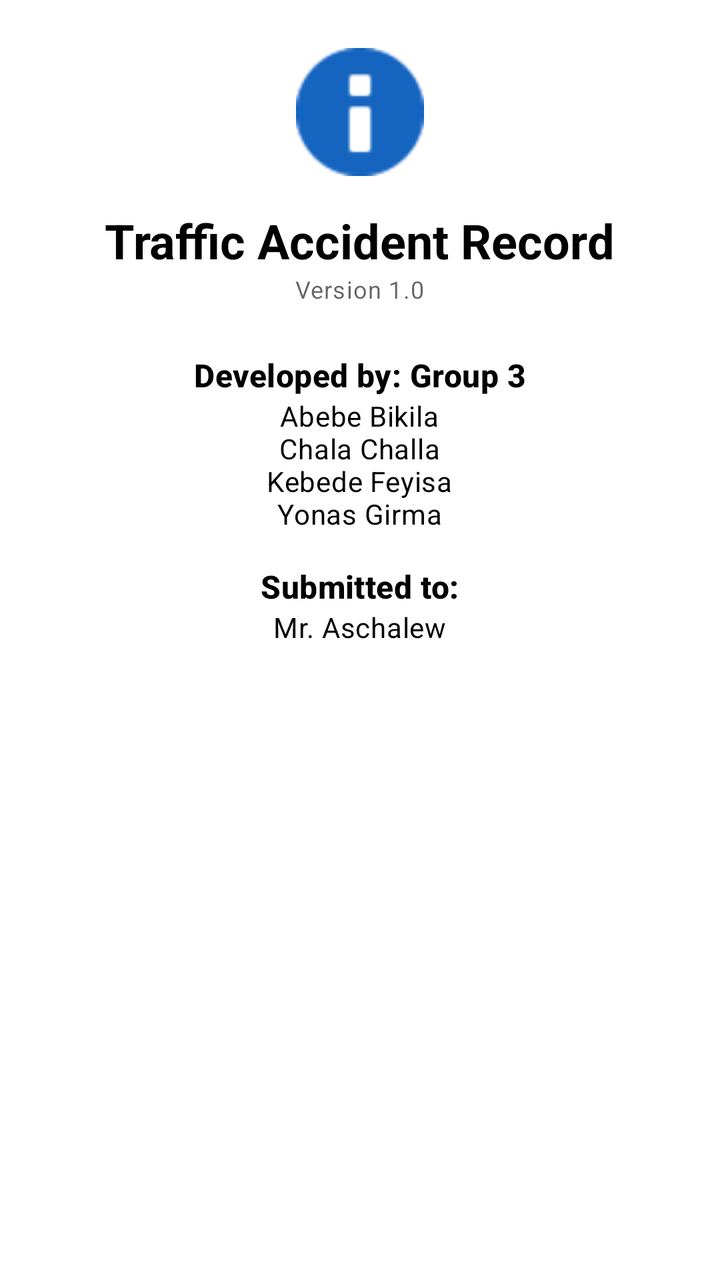
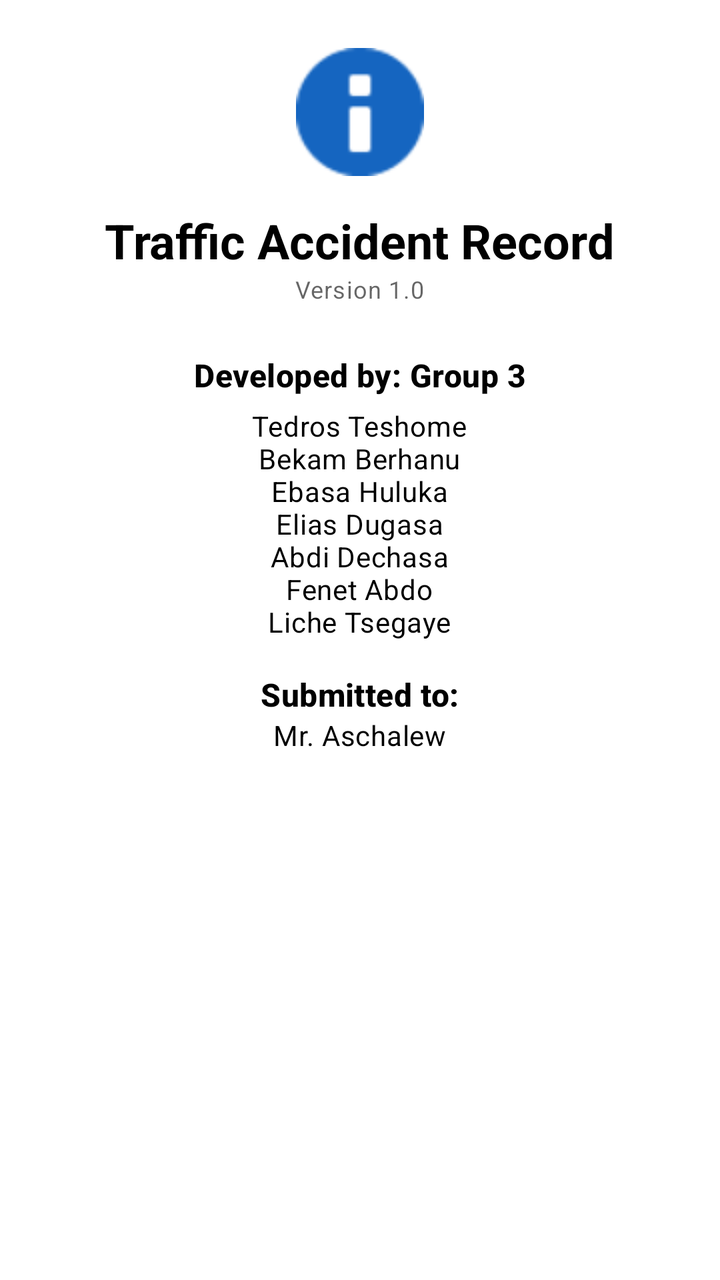

The first picture is an Android layout as it rendered before a commit; the second is the same layout after the commit. The layout source and the unified diff follow.
<!-- AndroidManifest.xml: application theme AppTheme -->
<!-- res/layout/dialog_about.xml -->
<?xml version="1.0" encoding="utf-8"?>
<LinearLayout xmlns:android="http://schemas.android.com/apk/res/android"
    xmlns:app="http://schemas.android.com/apk/res-auto"
    android:layout_width="match_parent"
    android:layout_height="wrap_content"
    android:gravity="center_horizontal"
    android:orientation="vertical"
    android:padding="24dp">

    <ImageView
        android:layout_width="64dp"
        android:layout_height="64dp"
        android:layout_marginBottom="16dp"
        android:src="@android:drawable/ic_dialog_info"
        app:tint="?attr/colorPrimary"
        android:contentDescription="Info" />

    <TextView
        android:layout_width="wrap_content"
        android:layout_height="wrap_content"
        android:text="Traffic Accident Record"
        android:textAppearance="@style/TextAppearance.Material3.HeadlineSmall"
        android:textStyle="bold" />

    <TextView
        android:layout_width="wrap_content"
        android:layout_height="wrap_content"
        android:layout_marginBottom="24dp"
        android:text="Version 1.0"
        android:textAppearance="@style/TextAppearance.Material3.BodySmall" />

    <TextView
        android:layout_width="wrap_content"
        android:layout_height="wrap_content"
        android:text="Developed by: Group 3"
        android:textAppearance="@style/TextAppearance.Material3.TitleMedium"
        android:textStyle="bold" />

    <TextView
        android:layout_width="wrap_content"
        android:layout_height="wrap_content"
        android:layout_marginBottom="16dp"
        android:gravity="center"
        android:text="Abebe Bikila\nChala Challa\nKebede Feyisa\nYonas Girma"
        android:textAppearance="@style/TextAppearance.Material3.BodyMedium" />

    <TextView
        android:layout_width="wrap_content"
        android:layout_height="wrap_content"
        android:text="Submitted to:"
        android:textAppearance="@style/TextAppearance.Material3.TitleMedium"
        android:textStyle="bold" />

    <TextView
        android:layout_width="wrap_content"
        android:layout_height="wrap_content"
        android:text="Mr. Aschalew"
        android:textAppearance="@style/TextAppearance.Material3.BodyMedium" />

</LinearLayout>
<!-- resources referenced by this layout -->
<resources>
  <style name="AppTheme" parent="Theme.MaterialComponents.Light.NoActionBar">
  		<item name="android:statusBarColor">@android:color/transparent</item>
  		<item name="android:navigationBarColor">@android:color/transparent</item>
  		<item name="android:windowLightStatusBar">?attr/isLightTheme</item>
  		<item name="colorPrimary">@color/colorPrimary</item>
  		<item name="colorPrimaryVariant">@color/colorPrimaryDark</item>
  		<item name="colorOnPrimary">@color/bgColor</item>
  		<item name="colorSecondary">@color/colorAccent</item>
  		<item name="colorOnSecondary">@color/textColor</item>
  		<item name="android:textColorPrimary">@android:color/black</item>
  	</style>
  <color name="colorPrimary">#1565C0</color>
  <color name="colorPrimaryDark">#0D47A1</color>
  <color name="bgColor">#F5F5F5</color>
  <color name="colorAccent">#FFC107</color>
  <color name="textColor">#212121</color>
</resources>

<!-- the commit's change to res/layout/dialog_about.xml (unified diff, before → after) -->
@@ -39,9 +39,10 @@
     <TextView
         android:layout_width="wrap_content"
         android:layout_height="wrap_content"
+        android:layout_marginTop="5dp"
         android:layout_marginBottom="16dp"
         android:gravity="center"
-        android:text="Abebe Bikila\nChala Challa\nKebede Feyisa\nYonas Girma"
+        android:text="Tedros Teshome\nBekam Berhanu\nEbasa Huluka\nElias Dugasa\nAbdi Dechasa\nFenet Abdo\nLiche Tsegaye"
         android:textAppearance="@style/TextAppearance.Material3.BodyMedium" />
 
     <TextView
